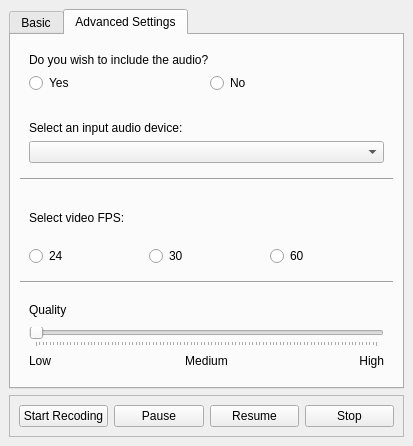
This is ScreenRecorderQT/ScreenRecorder/mainwindow.ui in cheina97/ScreenRecorderQT as Qt 5 draws it before an edit. The edited form follows.
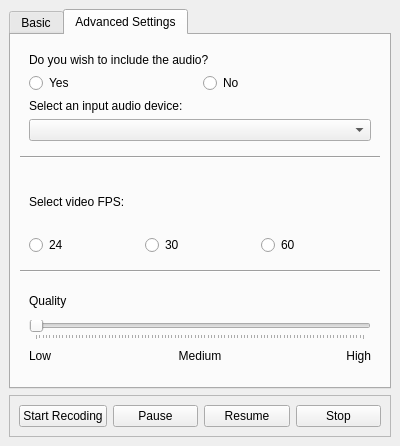
This is the edited form. The open tabs and pages were chosen to show the change. Icons and pictures are not drawn.

Commit message: no horizontal spacer

```diff
--- a/ScreenRecorderQT/ScreenRecorder/mainwindow.ui
+++ b/ScreenRecorderQT/ScreenRecorder/mainwindow.ui
@@ -6,7 +6,7 @@
    <rect>
     <x>0</x>
     <y>0</y>
-    <width>413</width>
+    <width>400</width>
     <height>446</height>
    </rect>
   </property>
@@ -212,16 +212,10 @@
            </item>
            <item>
             <layout class="QHBoxLayout" name="horizontalLayout_2">
-             <property name="sizeConstraint">
-              <enum>QLayout::SetDefaultConstraint</enum>
-             </property>
-             <property name="bottomMargin">
-              <number>2</number>
-             </property>
              <item>
               <widget class="QRadioButton" name="radioButtonYes">
                <property name="sizePolicy">
-                <sizepolicy hsizetype="Minimum" vsizetype="Minimum">
+                <sizepolicy hsizetype="Minimum" vsizetype="Fixed">
                  <horstretch>0</horstretch>
                  <verstretch>0</verstretch>
                 </sizepolicy>
@@ -234,11 +228,17 @@
              <item>
               <widget class="QRadioButton" name="radioButtonNo">
                <property name="sizePolicy">
-                <sizepolicy hsizetype="Minimum" vsizetype="Minimum">
+                <sizepolicy hsizetype="Minimum" vsizetype="Fixed">
                  <horstretch>0</horstretch>
                  <verstretch>0</verstretch>
                 </sizepolicy>
                </property>
+               <property name="minimumSize">
+                <size>
+                 <width>0</width>
+                 <height>0</height>
+                </size>
+               </property>
                <property name="text">
                 <string>No</string>
                </property>
@@ -246,19 +246,6 @@
              </item>
             </layout>
            </item>
-           <item>
-            <spacer name="horizontalSpacer_2">
-             <property name="orientation">
-              <enum>Qt::Horizontal</enum>
-             </property>
-             <property name="sizeHint" stdset="0">
-              <size>
-               <width>40</width>
-               <height>20</height>
-              </size>
-             </property>
-            </spacer>
-           </item>
            <item>
             <widget class="QLabel" name="label_11">
              <property name="text">
```
Left out of the diff: 2 changed lines with no effect on the pictures.
